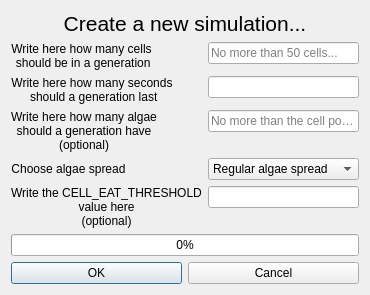
Qt form Machine Learning Cells/GUI/Dialogs/NewSimDia/new_simulation.ui (dragosconst/Genetic-Alg-Cells) before a commit.
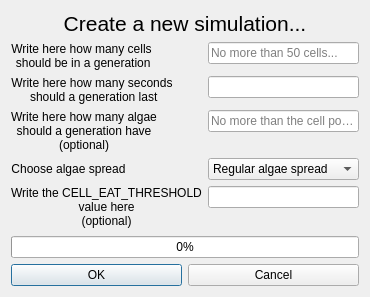
The same form after that commit. Icons and pictures are not drawn.

Patch:
```diff
--- a/Machine Learning Cells/GUI/Dialogs/NewSimDia/new_simulation.ui
+++ b/Machine Learning Cells/GUI/Dialogs/NewSimDia/new_simulation.ui
@@ -7,7 +7,7 @@
     <x>0</x>
     <y>0</y>
     <width>360</width>
-    <height>289</height>
+    <height>297</height>
    </rect>
   </property>
   <property name="windowTitle">
```
Left out of the diff: 8 changed lines with no effect on the pictures.
